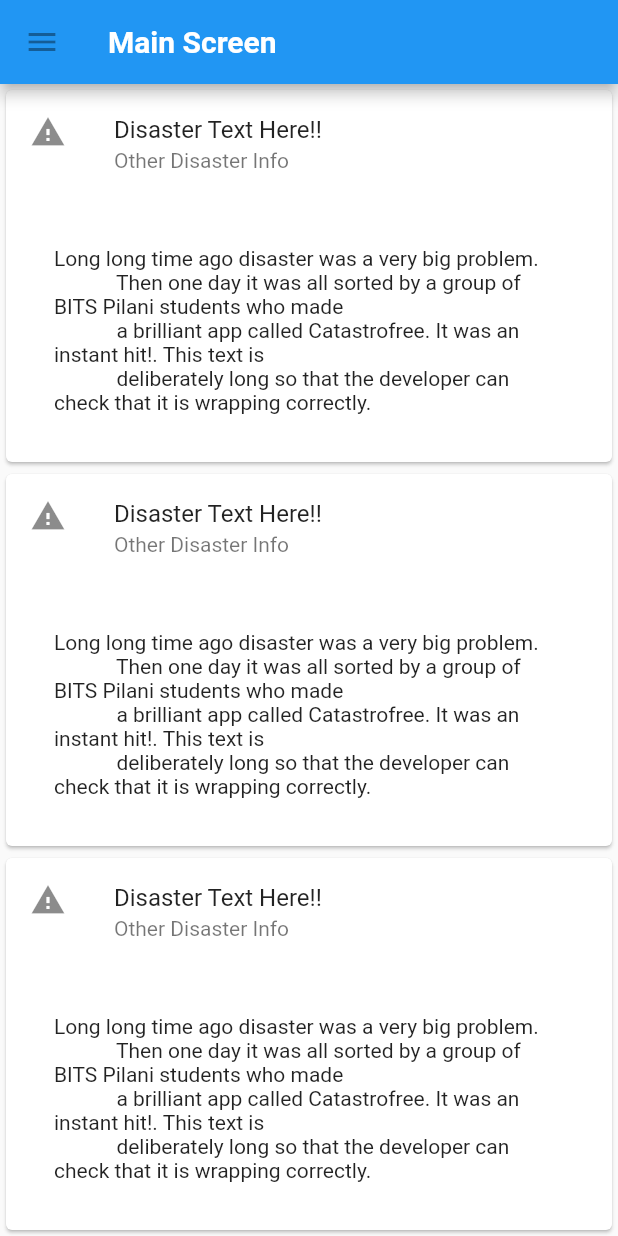
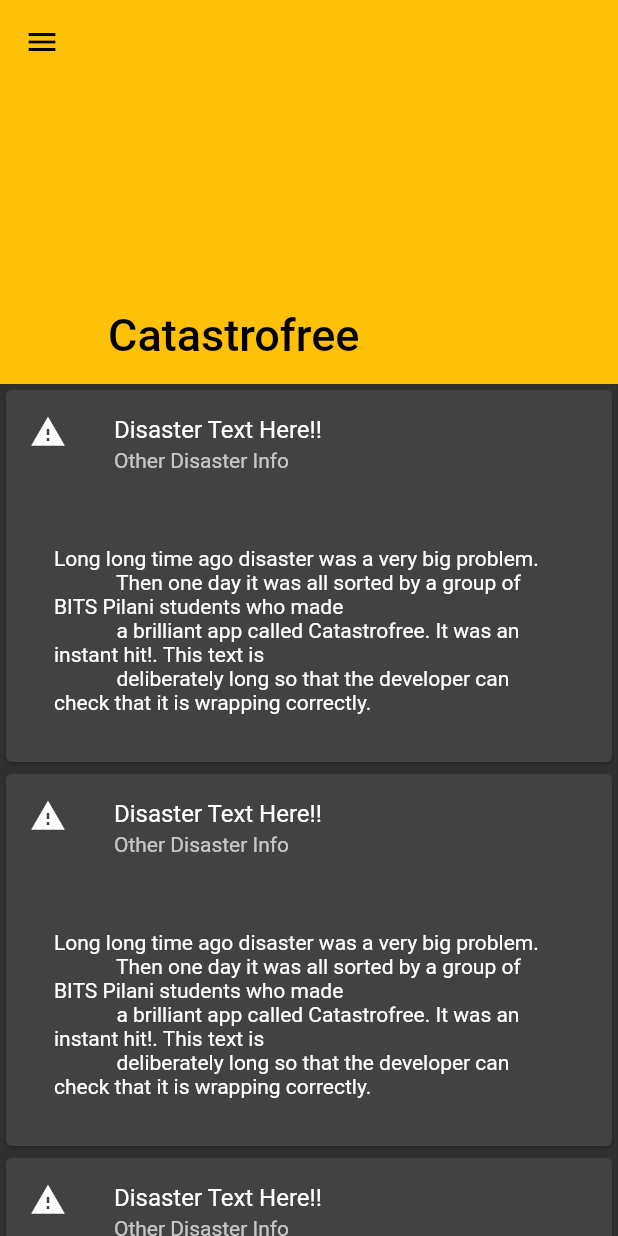
Before and after one commit to MananSoni42/CodeFunDo, a Flutter app: the screen it shows after launch, on a phone screen of 412 x 824 dp. Run offline on Flutter 3.47's test engine with Material 2 defaults, Android fonts, the phone set to English and light mode, and no system bars.

Commit message:
Added sliver scroll effect

```diff
--- a/catastrofree_app/lib/main.dart
+++ b/catastrofree_app/lib/main.dart
@@ -5,6 +5,11 @@ void main() {
   runApp(MaterialApp(
     title: 'Catastrofree',
     home: MyAppHome(),
+    theme: ThemeData(
+        brightness: Brightness.dark,
+        primaryColor: Colors.amber,
+        accentColor: Colors.amberAccent,
+      ),
   ));
 }
 
@@ -13,16 +18,21 @@ class MyAppHome extends StatelessWidget {
   @override
   Widget build(BuildContext context) {
     return Scaffold(
-      appBar: AppBar(
-        leading: IconButton(
-          icon: Icon(Icons.menu),
-          tooltip: 'Navigation menu',
-          onPressed: null,
+        body: CustomScrollView(
+          slivers: <Widget>[
+            SliverAppBar(
+              expandedHeight: 256.0,
+              pinned: true,
+              flexibleSpace: FlexibleSpaceBar(
+                title: Text("Catastrofree"),
+                collapseMode: CollapseMode.parallax,
+                background: Container(
+                  decoration: BoxDecoration(color: Theme.of(context).primaryColor),
                 ),
-        title: Text('Main Screen', style: TextStyle( fontWeight: FontWeight.bold),),
               ),
-      body: Center(
-        child: ScoreWidget(),
+            ),
+            ScoreWidget(),
+          ],
           ),
           drawer: Drawer(
           child: ListView(
--- a/catastrofree_app/lib/scoreCards.dart
+++ b/catastrofree_app/lib/scoreCards.dart
@@ -33,8 +33,8 @@ class ScoreWidget extends StatelessWidget {
 
   @override
   Widget build(BuildContext context) {
-    Widget centralWidget = ListView(
-       children: getScoreCards(),
+    Widget centralWidget = SliverList(
+       delegate: SliverChildListDelegate(getScoreCards()),
     );
     return centralWidget;
   }
```
Also changed, not shown: 1 other file. Lines whose indentation alone changed are shown as unchanged.
